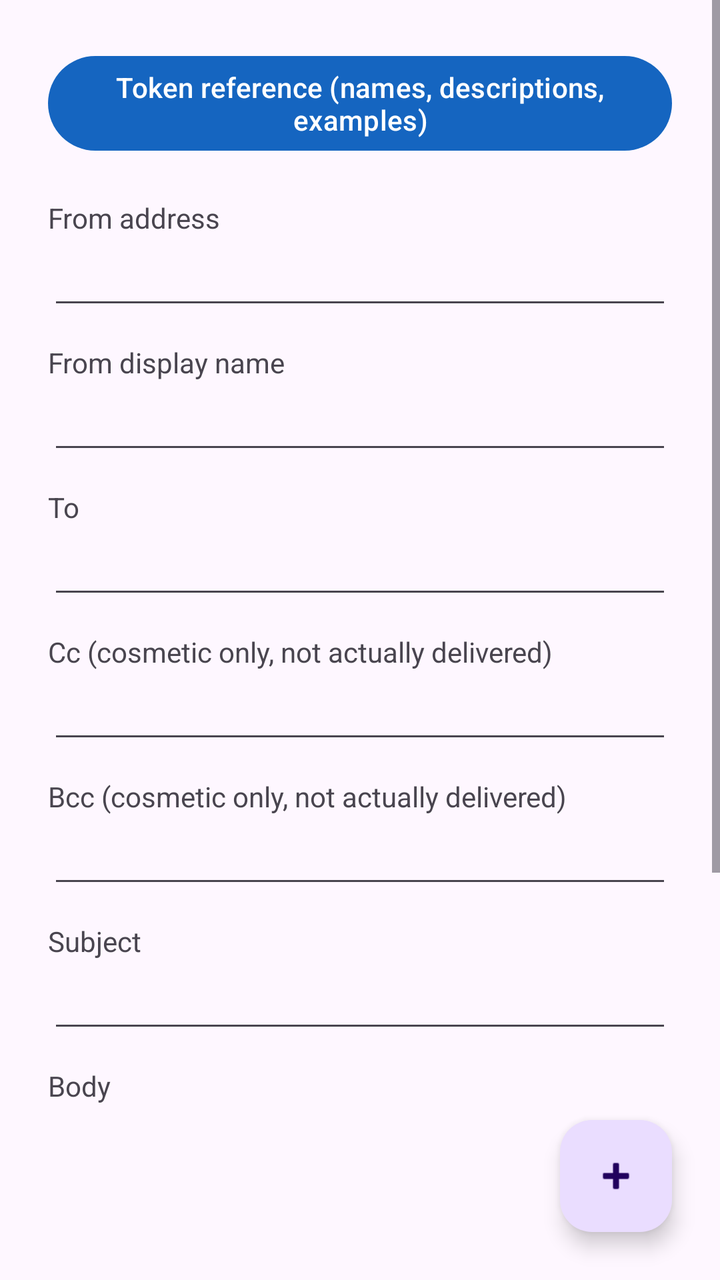
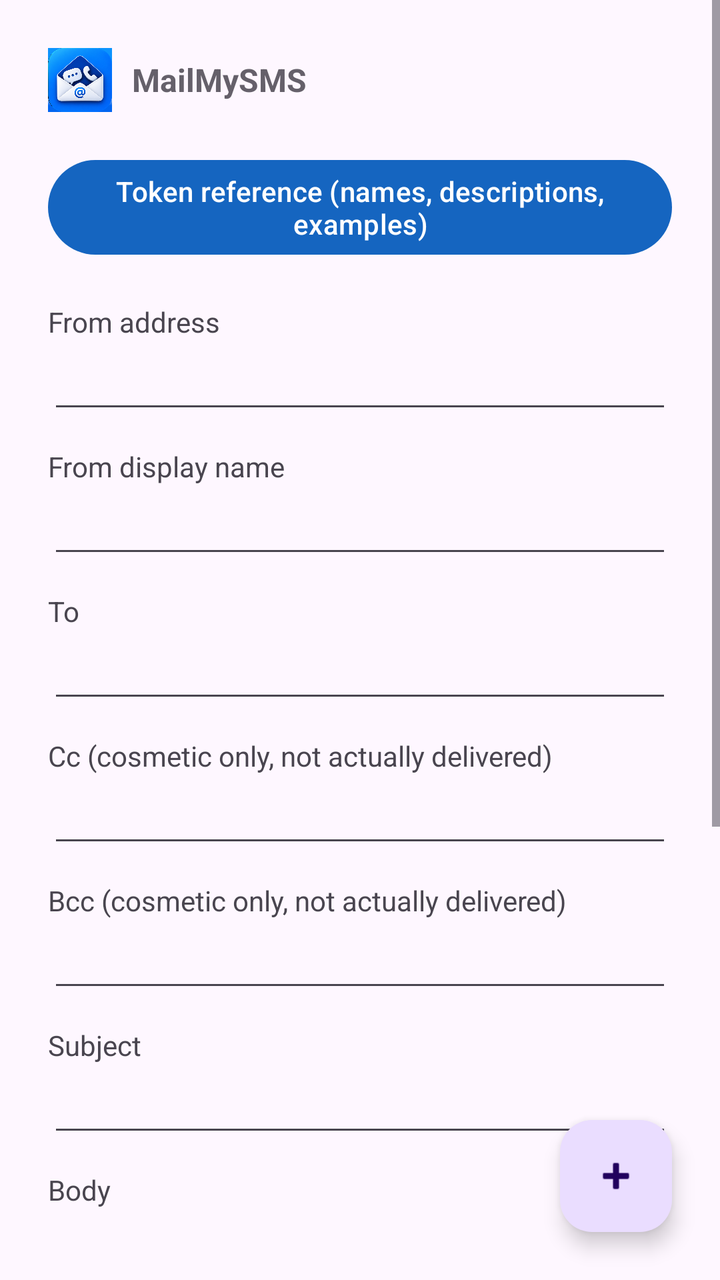

Compare the two renders of this Android layout. The source of the first and the diff that turns it into the second are given below.
<!-- AndroidManifest.xml: application theme Theme.SmsMailer -->
<!-- res/layout/activity_template.xml -->
<?xml version="1.0" encoding="utf-8"?>
<FrameLayout xmlns:android="http://schemas.android.com/apk/res/android"
    xmlns:app="http://schemas.android.com/apk/res-auto"
    android:layout_width="match_parent"
    android:layout_height="match_parent">

    <ScrollView
        android:layout_width="match_parent"
        android:layout_height="match_parent">

        <LinearLayout
            android:layout_width="match_parent"
            android:layout_height="wrap_content"
            android:orientation="vertical"
            android:padding="24dp">

            <com.google.android.material.button.MaterialButton
                android:id="@+id/tokenReferenceButton"
                android:layout_width="match_parent"
                android:layout_height="wrap_content"
                android:text="Token reference (names, descriptions, examples)" />

            <TextView
                android:layout_width="wrap_content"
                android:layout_height="wrap_content"
                android:layout_marginTop="20dp"
                android:text="From address" />
        <EditText
            android:id="@+id/fromInput"
            android:layout_width="match_parent"
            android:layout_height="wrap_content"
            android:inputType="text" />

        <TextView
            android:layout_width="wrap_content"
            android:layout_height="wrap_content"
            android:layout_marginTop="12dp"
            android:text="From display name" />
        <EditText
            android:id="@+id/fromNameInput"
            android:layout_width="match_parent"
            android:layout_height="wrap_content"
            android:inputType="text" />

        <TextView
            android:layout_width="wrap_content"
            android:layout_height="wrap_content"
            android:layout_marginTop="12dp"
            android:text="To" />
        <EditText
            android:id="@+id/toInput"
            android:layout_width="match_parent"
            android:layout_height="wrap_content"
            android:inputType="text" />

        <TextView
            android:layout_width="wrap_content"
            android:layout_height="wrap_content"
            android:layout_marginTop="12dp"
            android:text="Cc (cosmetic only, not actually delivered)" />
        <EditText
            android:id="@+id/ccInput"
            android:layout_width="match_parent"
            android:layout_height="wrap_content"
            android:inputType="text" />

        <TextView
            android:layout_width="wrap_content"
            android:layout_height="wrap_content"
            android:layout_marginTop="12dp"
            android:text="Bcc (cosmetic only, not actually delivered)" />
        <EditText
            android:id="@+id/bccInput"
            android:layout_width="match_parent"
            android:layout_height="wrap_content"
            android:inputType="text" />

        <TextView
            android:layout_width="wrap_content"
            android:layout_height="wrap_content"
            android:layout_marginTop="12dp"
            android:text="Subject" />
        <EditText
            android:id="@+id/subjectInput"
            android:layout_width="match_parent"
            android:layout_height="wrap_content"
            android:inputType="text" />

        <TextView
            android:layout_width="wrap_content"
            android:layout_height="wrap_content"
            android:layout_marginTop="12dp"
            android:text="Body" />
        <EditText
            android:id="@+id/bodyInput"
            android:layout_width="match_parent"
            android:layout_height="wrap_content"
            android:inputType="textMultiLine"
            android:minLines="6"
            android:gravity="top" />

        <com.google.android.material.button.MaterialButton
            android:id="@+id/saveTemplateButton"
            android:layout_width="match_parent"
            android:layout_height="wrap_content"
            android:layout_marginTop="20dp"
            android:text="Save template" />

        <com.google.android.material.button.MaterialButton
            android:id="@+id/resetTemplateButton"
            android:layout_width="match_parent"
            android:layout_height="wrap_content"
            android:layout_marginTop="12dp"
            android:text="Reset to default" />

            <View
                android:layout_width="1dp"
                android:layout_height="88dp" />

        </LinearLayout>
    </ScrollView>

    <com.google.android.material.floatingactionbutton.FloatingActionButton
        android:id="@+id/insertTokenFab"
        android:layout_width="wrap_content"
        android:layout_height="wrap_content"
        android:layout_gravity="bottom|end"
        android:layout_margin="24dp"
        android:contentDescription="Insert token at cursor"
        app:srcCompat="@android:drawable/ic_input_add" />

</FrameLayout>
<!-- resources referenced by this layout -->
<resources>
  <style name="Theme.SmsMailer" parent="Theme.Material3.DayNight.NoActionBar">
          <item name="colorPrimary">@color/brand_primary</item>
          <item name="colorOnPrimary">@color/brand_on_primary</item>
      </style>
  <color name="brand_primary">#1565C0</color>
  <color name="brand_on_primary">#FFFFFF</color>
</resources>

<!-- the commit's change to res/layout/activity_template.xml (unified diff, before → after) -->
@@ -13,6 +13,8 @@
             android:layout_height="wrap_content"
             android:orientation="vertical"
             android:padding="24dp">
+
+            <include layout="@layout/header_brand_slim" />
 
             <com.google.android.material.button.MaterialButton
                 android:id="@+id/tokenReferenceButton"
@@ -130,3 +132,28 @@
         app:srcCompat="@android:drawable/ic_input_add" />
 
 </FrameLayout>
+<!-- res/layout/header_brand_slim.xml (included above) -->
+<?xml version="1.0" encoding="utf-8"?>
+<LinearLayout xmlns:android="http://schemas.android.com/apk/res/android"
+    android:layout_width="match_parent"
+    android:layout_height="wrap_content"
+    android:orientation="horizontal"
+    android:gravity="center_vertical"
+    android:layout_marginBottom="20dp">
+
+    <ImageView
+        android:layout_width="32dp"
+        android:layout_height="32dp"
+        android:layout_marginEnd="10dp"
+        android:src="@drawable/app_logo_mark"
+        android:contentDescription="@string/app_name" />
+
+    <TextView
+        android:layout_width="wrap_content"
+        android:layout_height="wrap_content"
+        android:text="@string/app_name"
+        android:textSize="16sp"
+        android:textStyle="bold"
+        android:alpha="0.85" />
+
+</LinearLayout>
<!-- resource entries referenced after the edit -->
@@ -1,5 +1,7 @@
 <!-- resources referenced by this layout -->
 <resources>
+  <!-- drawable app_logo_mark: png bitmap (drawable-xxxhdpi, 212850 bytes) -->
+  <string name="app_name">MailMySMS</string>
   <style name="Theme.SmsMailer" parent="Theme.Material3.DayNight.NoActionBar">
           <item name="colorPrimary">@color/brand_primary</item>
           <item name="colorOnPrimary">@color/brand_on_primary</item>
